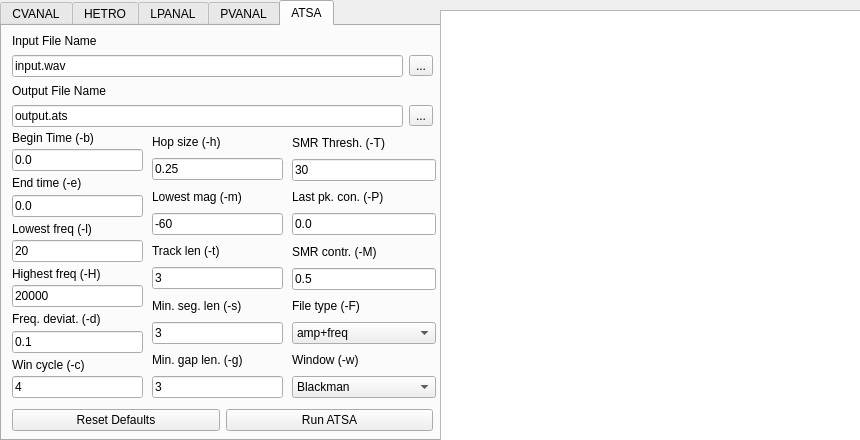
First picture: the form in src/utilitiesdialog.ui, repository CsoundQt/CsoundQt, before the edit.
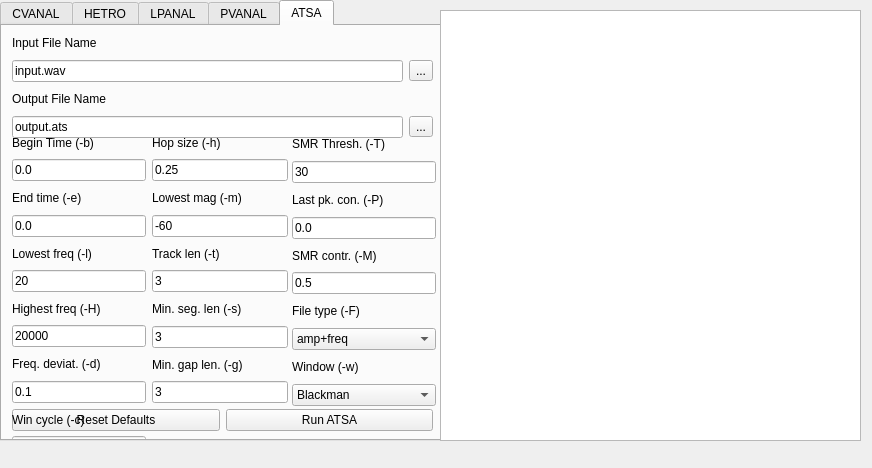
Second picture: the form after the edit.

Commit message: toString, stringRef, slots in ui_utilitiesdialog

What changed in the file:
```diff
--- a/src/utilitiesdialog.ui
+++ b/src/utilitiesdialog.ui
@@ -6,8 +6,8 @@
    <rect>
     <x>0</x>
     <y>0</y>
-    <width>860</width>
-    <height>440</height>
+    <width>872</width>
+    <height>468</height>
    </rect>
   </property>
   <property name="windowTitle">
@@ -1003,7 +1003,7 @@
        <x>10</x>
        <y>0</y>
        <width>421</width>
-       <height>101</height>
+       <height>112</height>
       </rect>
      </property>
      <layout class="QGridLayout" name="layout_15">
@@ -1059,8 +1059,8 @@
       <rect>
        <x>10</x>
        <y>100</y>
-       <width>131</width>
-       <height>272</height>
+       <width>134</width>
+       <height>332</height>
       </rect>
      </property>
      <layout class="QGridLayout" name="layout_16">
@@ -1158,8 +1158,8 @@
       <rect>
        <x>150</x>
        <y>100</y>
-       <width>131</width>
-       <height>272</height>
+       <width>136</width>
+       <height>277</height>
       </rect>
      </property>
      <layout class="QGridLayout" name="layout_17">
@@ -1244,7 +1244,7 @@
        <x>290</x>
        <y>101</y>
        <width>144</width>
-       <height>271</height>
+       <height>279</height>
       </rect>
      </property>
      <layout class="QVBoxLayout" name="layout_14">
```
Left out of the diff: 112 changed lines with no effect on the pictures. The commit also changes 4 other files.
